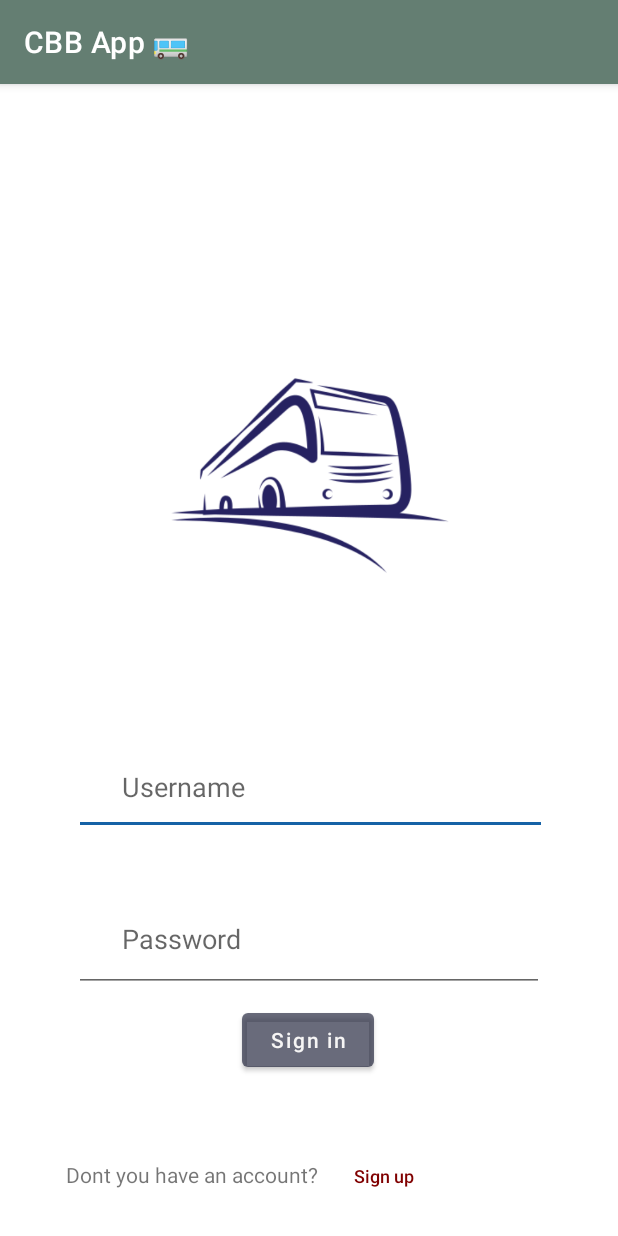
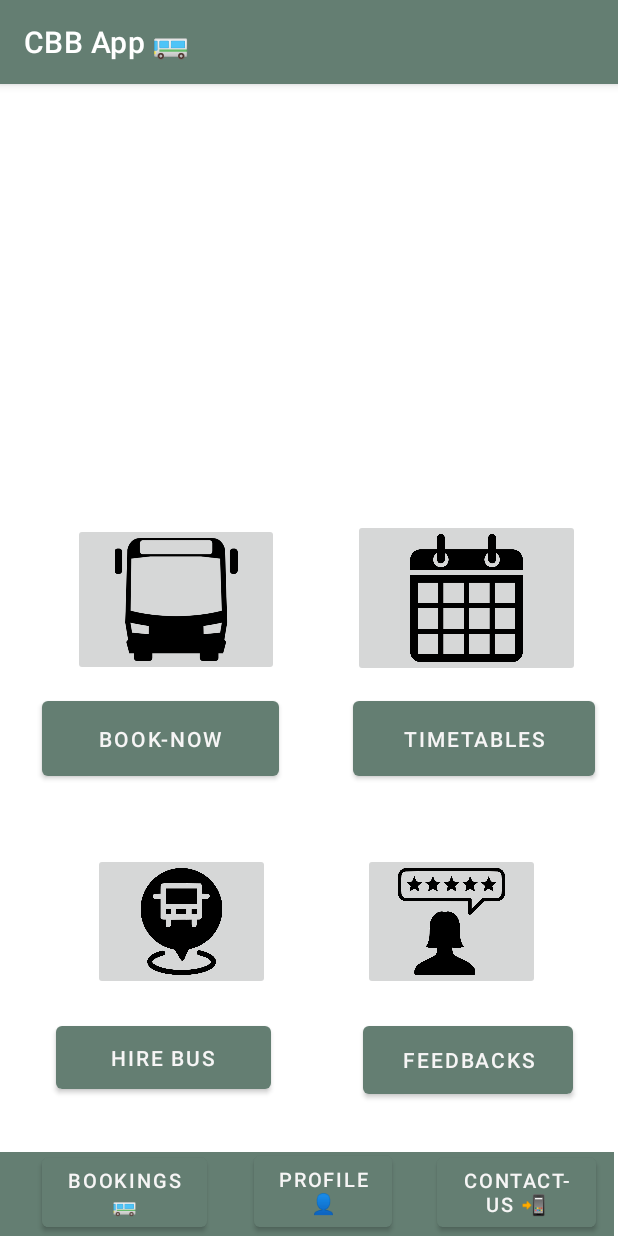
Before and after one commit to DhanukaDB/Transport_CBB, an Android app: the Signup screen opened directly, with no data from a screen before it, after a tap on "Sign in", on a phone screen of 412 x 824 dp. Run offline under Robolectric (Android 15) with nearby library versions, the phone set to English and light mode, and no system bars; our stand-ins replace Firebase (no records; nobody signed in at launch, a user with empty details on screens opened directly).

Commit message:
Booking inserting working/half

```diff
--- a/app/src/main/java/com/cbb/transportcbb/Signup.java
+++ b/app/src/main/java/com/cbb/transportcbb/Signup.java
@@ -37,13 +37,15 @@ public class Signup extends AppCompatActivity {
 
         userob = new User();
 
+        //button dirrection
+
         btn_2signin = findViewById(R.id.btn_2signin);
         btn_2signin.setOnClickListener(new View.OnClickListener() {
             @Override
             public void onClick(View v) {
 
 
-                startActivity(new Intent(Signup.this, MainActivity.class));
+                startActivity(new Intent(Signup.this, home.class));
             }
         });
 
@@ -79,7 +81,7 @@ public class Signup extends AppCompatActivity {
 
                 Toast.makeText(getApplicationContext(),"Account Created",Toast.LENGTH_LONG).show();
 
-                startActivity(new Intent(Signup.this, MainActivity.class));
+                startActivity(new Intent(Signup.this, home.class));
             }
 
 
@@ -87,4 +89,5 @@ public class Signup extends AppCompatActivity {
             Toast.makeText(getApplicationContext(), "Number Format Exception", Toast.LENGTH_LONG).show();
         }
     }
+
 }
--- /dev/null
+++ b/app/src/main/java/com/cbb/transportcbb/home.java
@@ -0,0 +1,30 @@
+package com.cbb.transportcbb;
+
+import androidx.appcompat.app.AppCompatActivity;
+
+import android.content.Intent;
+import android.os.Bundle;
+import android.view.View;
+import android.widget.Button;
+
+public class home extends AppCompatActivity {
+
+    Button btnbmn;
+
+    @Override
+    protected void onCreate(Bundle savedInstanceState) {
+        super.onCreate(savedInstanceState);
+        setContentView(R.layout.activity_home);
+
+        btnbmn = findViewById(R.id.btnbmn);
+
+        btnbmn.setOnClickListener(new View.OnClickListener() {
+            @Override
+            public void onClick(View v) {
+
+
+                startActivity(new Intent(home.this, Bookings.class));
+            }
+        });
+    }
+}
--- /dev/null
+++ b/app/src/main/res/layout/activity_home.xml
@@ -0,0 +1,167 @@
+<?xml version="1.0" encoding="utf-8"?>
+<androidx.constraintlayout.widget.ConstraintLayout xmlns:android="http://schemas.android.com/apk/res/android"
+    xmlns:app="http://schemas.android.com/apk/res-auto"
+    xmlns:tools="http://schemas.android.com/tools"
+    android:layout_width="match_parent"
+    android:layout_height="match_parent"
+    tools:context=".home">
+
+    <Button
+        android:id="@+id/btnbmn"
+        android:layout_width="158dp"
+        android:layout_height="62dp"
+        android:text="BOOK-NOW"
+        app:layout_constraintBottom_toTopOf="@+id/imgbtnbb"
+        app:layout_constraintEnd_toEndOf="parent"
+        app:layout_constraintHorizontal_bias="0.11"
+        app:layout_constraintStart_toStartOf="parent"
+        app:layout_constraintTop_toTopOf="parent"
+        app:layout_constraintVertical_bias="0.9" />
+
+    <Button
+        android:id="@+id/btntt"
+        android:layout_width="161dp"
+        android:layout_height="62dp"
+        android:text="TimeTables"
+        app:layout_constraintBottom_toTopOf="@+id/imgbtnfb"
+        app:layout_constraintEnd_toEndOf="parent"
+        app:layout_constraintHorizontal_bias="0.94"
+        app:layout_constraintStart_toStartOf="parent"
+        app:layout_constraintTop_toTopOf="parent"
+        app:layout_constraintVertical_bias="0.9" />
+
+    <Button
+        android:id="@+id/btnhbm"
+        android:layout_width="143dp"
+        android:layout_height="54dp"
+        android:text="Hire Bus"
+        app:layout_constraintBottom_toBottomOf="parent"
+        app:layout_constraintEnd_toEndOf="parent"
+        app:layout_constraintHorizontal_bias="0.138"
+        app:layout_constraintStart_toStartOf="parent"
+        app:layout_constraintTop_toTopOf="parent"
+        app:layout_constraintVertical_bias="0.871" />
+
+    <Button
+        android:id="@+id/btnfbm"
+        android:layout_width="140dp"
+        android:layout_height="57dp"
+        android:text="Feedbacks"
+        app:layout_constraintBottom_toBottomOf="parent"
+        app:layout_constraintEnd_toEndOf="parent"
+        app:layout_constraintHorizontal_bias="0.889"
+        app:layout_constraintStart_toStartOf="parent"
+        app:layout_constraintTop_toTopOf="parent"
+        app:layout_constraintVertical_bias="0.875" />
+
+    <ImageButton
+        android:id="@+id/imgbtnbk"
+        android:layout_width="137dp"
+        android:layout_height="102dp"
+        android:scaleType="fitCenter"
+        app:layout_constraintBottom_toTopOf="@+id/btnbmn"
+        app:layout_constraintEnd_toEndOf="parent"
+        app:layout_constraintHorizontal_bias="0.178"
+        app:layout_constraintStart_toStartOf="parent"
+        app:layout_constraintTop_toTopOf="parent"
+        app:layout_constraintVertical_bias="0.964"
+        app:srcCompat="@drawable/book" />
+
+    <ImageButton
+        android:id="@+id/imgbtntt"
+        android:layout_width="151dp"
+        android:layout_height="105dp"
+        android:scaleType="fitCenter"
+        app:layout_constraintBottom_toTopOf="@+id/btntt"
+        app:layout_constraintEnd_toEndOf="parent"
+        app:layout_constraintHorizontal_bias="0.903"
+        app:layout_constraintStart_toStartOf="parent"
+        app:layout_constraintTop_toTopOf="parent"
+        app:layout_constraintVertical_bias="0.967"
+        app:srcCompat="@drawable/timetable" />
+
+    <ImageButton
+        android:id="@+id/imgbtnbb"
+        android:layout_width="118dp"
+        android:layout_height="91dp"
+        android:scaleType="fitCenter"
+        app:layout_constraintBottom_toTopOf="@+id/btnhbm"
+        app:layout_constraintEnd_toEndOf="parent"
+        app:layout_constraintHorizontal_bias="0.211"
+        app:layout_constraintStart_toStartOf="parent"
+        app:layout_constraintTop_toTopOf="parent"
+        app:layout_constraintVertical_bias="0.966"
+        app:srcCompat="@drawable/hirebus" />
+
+    <ImageButton
+        android:id="@+id/imgbtnfb"
+        android:layout_width="118dp"
+        android:layout_height="91dp"
+        android:scaleType="fitCenter"
+        app:layout_constraintBottom_toTopOf="@+id/btnfbm"
+        app:layout_constraintEnd_toEndOf="parent"
+        app:layout_constraintHorizontal_bias="0.822"
+        app:layout_constraintStart_toStartOf="parent"
+        app:layout_constraintTop_toTopOf="parent"
+        app:layout_constraintVertical_bias="0.966"
+        app:srcCompat="@drawable/review" />
+
+    <androidx.appcompat.widget.Toolbar
+        android:id="@+id/toolbar"
+        android:layout_width="409dp"
+        android:layout_height="wrap_content"
+        android:background="?attr/colorPrimary"
+        android:minHeight="?attr/actionBarSize"
+        android:theme="?attr/actionBarTheme"
+        app:layout_constraintBottom_toBottomOf="parent"
+        app:layout_constraintStart_toStartOf="parent"
+        app:layout_constraintTop_toTopOf="parent"
+        app:layout_constraintVertical_bias="1.0" />
+
+
+    <Button
+        android:id="@+id/button3"
+        android:layout_width="110dp"
+        android:layout_height="58dp"
+        android:layout_marginStart="28dp"
+        android:layout_marginLeft="28dp"
+        android:focusable="false"
+        android:text="Bookings 🚌"
+        android:textSize="13sp"
+        app:layout_constraintBottom_toBottomOf="parent"
+        app:layout_constraintEnd_toStartOf="@+id/button5"
+        app:layout_constraintHorizontal_bias="0.0"
+        app:layout_constraintStart_toStartOf="@+id/toolbar"
+        app:layout_constraintTop_toTopOf="parent"
+        app:layout_constraintVertical_bias="1.0" />
+
+    <Button
+        android:id="@+id/button5"
+        android:layout_width="92dp"
+        android:layout_height="59dp"
+        android:focusable="false"
+        android:text="Profile 👤"
+        android:textSize="13sp"
+        app:layout_constraintBottom_toBottomOf="parent"
+        app:layout_constraintEnd_toStartOf="@+id/button6"
+        app:layout_constraintHorizontal_bias="0.849"
+        app:layout_constraintStart_toStartOf="parent"
+        app:layout_constraintTop_toTopOf="parent"
+        app:layout_constraintVertical_bias="1.0" />
+
+    <Button
+        android:id="@+id/button6"
+        android:layout_width="106dp"
+        android:layout_height="58dp"
+        android:focusable="false"
+        android:text="contact-us 📲"
+        android:textSize="13sp"
+        app:layout_constraintBottom_toBottomOf="parent"
+        app:layout_constraintEnd_toEndOf="parent"
+        app:layout_constraintHorizontal_bias="0.952"
+        app:layout_constraintStart_toStartOf="@+id/toolbar"
+        app:layout_constraintTop_toTopOf="parent"
+        app:layout_constraintVertical_bias="1.0" />
+
+
+</androidx.constraintlayout.widget.ConstraintLayout>
```
Also changed, not shown: app/src/main/AndroidManifest.xml (+8 -3 lines), app/src/main/java/com/cbb/transportcbb/Bookdetails.java (added, +88 -0 lines), app/src/main/java/com/cbb/transportcbb/Bookings.java (added, +155 -0 lines), app/src/main/res/layout/activity_bookings.xml (added, +222 -0 lines), app/src/main/res/values/strings.xml (+39 -0 lines).
